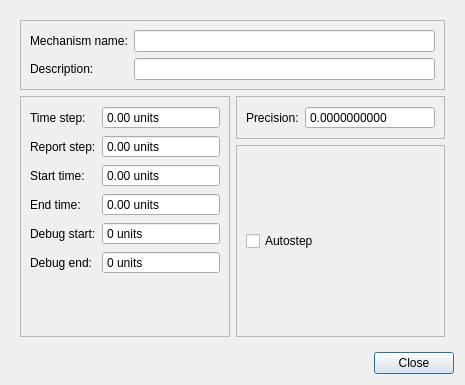
First picture: the form in src/gui/simparams.ui, repository stevenvergenz/chemecher, before the edit.
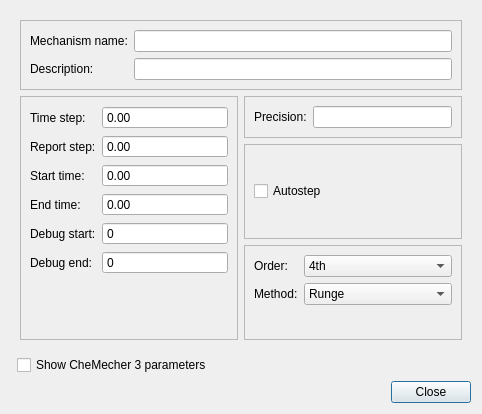
Second picture: the form after the edit.

The edit to the form file:
```diff
--- a/src/gui/simparams.ui
+++ b/src/gui/simparams.ui
@@ -6,15 +6,15 @@
    <rect>
     <x>0</x>
     <y>0</y>
-    <width>465</width>
-    <height>385</height>
+    <width>482</width>
+    <height>414</height>
    </rect>
   </property>
   <property name="windowTitle">
    <string>Simulation Parameters</string>
   </property>
-  <layout class="QVBoxLayout" name="verticalLayout">
-   <item>
+  <layout class="QGridLayout" name="gridLayout_2">
+   <item row="0" column="0" colspan="2">
     <widget class="QFrame" name="frame">
      <property name="frameShape">
       <enum>QFrame::NoFrame</enum>
@@ -61,7 +61,7 @@
         </layout>
        </widget>
       </item>
-      <item row="1" column="0" rowspan="2">
+      <item row="1" column="0" rowspan="3">
        <widget class="QFrame" name="frame_2">
         <property name="sizePolicy">
          <sizepolicy hsizetype="MinimumExpanding" vsizetype="Preferred">
@@ -89,7 +89,7 @@
             <enum>QAbstractSpinBox::NoButtons</enum>
            </property>
            <property name="suffix">
-            <string> units</string>
+            <string/>
            </property>
           </widget>
          </item>
@@ -106,7 +106,7 @@
             <enum>QAbstractSpinBox::NoButtons</enum>
            </property>
            <property name="suffix">
-            <string> units</string>
+            <string/>
            </property>
           </widget>
          </item>
@@ -130,7 +130,7 @@
             <enum>QAbstractSpinBox::NoButtons</enum>
            </property>
            <property name="suffix">
-            <string> units</string>
+            <string/>
            </property>
           </widget>
          </item>
@@ -140,7 +140,7 @@
             <enum>QAbstractSpinBox::NoButtons</enum>
            </property>
            <property name="suffix">
-            <string> units</string>
+            <string/>
            </property>
           </widget>
          </item>
@@ -150,7 +150,7 @@
             <enum>QAbstractSpinBox::NoButtons</enum>
            </property>
            <property name="suffix">
-            <string> units</string>
+            <string/>
            </property>
           </widget>
          </item>
@@ -174,7 +174,7 @@
             <enum>QAbstractSpinBox::NoButtons</enum>
            </property>
            <property name="suffix">
-            <string> units</string>
+            <string/>
            </property>
           </widget>
          </item>
@@ -204,14 +204,7 @@
           </widget>
          </item>
          <item row="0" column="1">
-          <widget class="QDoubleSpinBox" name="doubleSpinBox">
-           <property name="buttonSymbols">
-            <enum>QAbstractSpinBox::NoButtons</enum>
-           </property>
-           <property name="decimals">
-            <number>10</number>
-           </property>
-          </widget>
+          <widget class="QLineEdit" name="txtPrecision"/>
          </item>
         </layout>
        </widget>
@@ -235,10 +228,82 @@
         </layout>
        </widget>
       </item>
+      <item row="3" column="1">
+       <widget class="QFrame" name="frame_6">
+        <property name="frameShape">
+         <enum>QFrame::StyledPanel</enum>
+        </property>
+        <property name="frameShadow">
+         <enum>QFrame::Raised</enum>
+        </property>
+        <layout class="QFormLayout" name="formLayout_4">
+         <item row="0" column="0">
+          <widget class="QLabel" name="label_10">
+           <property name="text">
+            <string>Order:</string>
+           </property>
+          </widget>
+         </item>
+         <item row="0" column="1">
+          <widget class="QComboBox" name="comboBox">
+           <property name="currentIndex">
+            <number>3</number>
+           </property>
+           <item>
+            <property name="text">
+             <string>1st</string>
+            </property>
+           </item>
+           <item>
+            <property name="text">
+             <string>2nd</string>
+            </property>
+           </item>
+           <item>
+            <property name="text">
+             <string>3rd</string>
+            </property>
+           </item>
+           <item>
+            <property name="text">
+             <string>4th</string>
+            </property>
+           </item>
+          </widget>
+         </item>
+         <item row="1" column="0">
+          <widget class="QLabel" name="label_11">
+           <property name="text">
+            <string>Method:</string>
+           </property>
+          </widget>
+         </item>
+         <item row="1" column="1">
+          <widget class="QComboBox" name="comboBox_2">
+           <item>
+            <property name="text">
+             <string>Runge</string>
+            </property>
+           </item>
+           <item>
+            <property name="text">
+             <string>Kutta</string>
+            </property>
+           </item>
+           <item>
+            <property name="text">
+             <string>Gill</string>
+            </property>
+           </item>
+          </widget>
+         </item>
+        </layout>
+       </widget>
+      </item>
      </layout>
     </widget>
    </item>
-   <item>
+   <item row="2" column="1">
     <widget class="QDialogButtonBox" name="buttonBox">
      <property name="orientation">
       <enum>Qt::Horizontal</enum>
@@ -248,6 +313,13 @@
      </property>
     </widget>
    </item>
+   <item row="1" column="1">
+    <widget class="QCheckBox" name="checkBox_2">
+     <property name="text">
+      <string>Show CheMecher 3 parameters</string>
+     </property>
+    </widget>
+   </item>
   </layout>
  </widget>
  <resources/>
```
